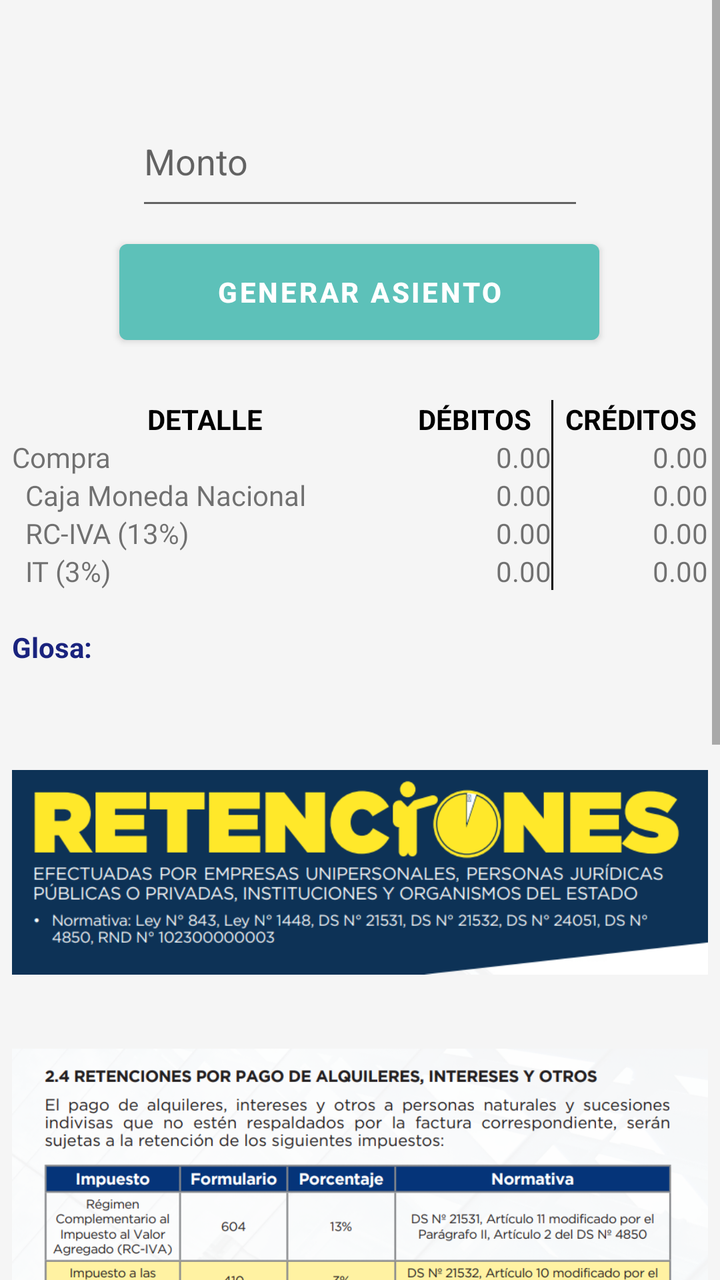
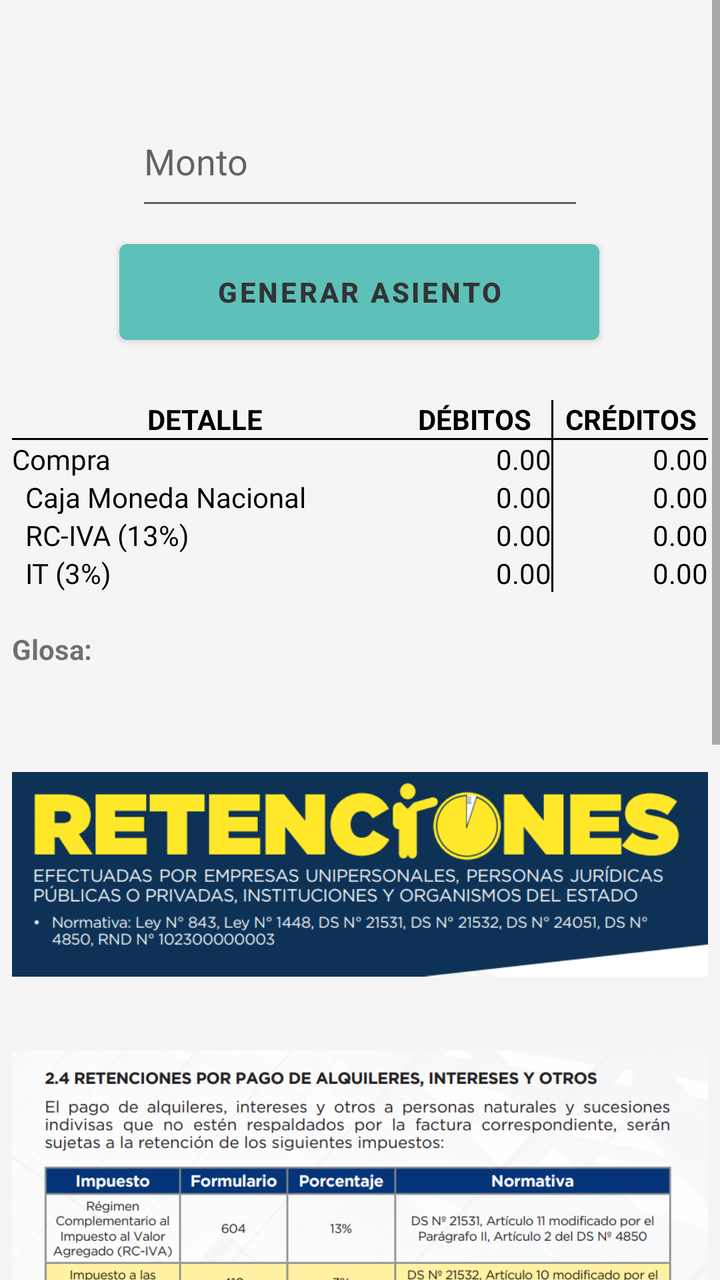

The first picture is an Android layout as it rendered before a commit; the second is the same layout after the commit. The layout source and the unified diff follow.
<!-- AndroidManifest.xml: application theme Theme.ContabilidadBasicaBolivia -->
<!-- res/layout/activity_retenciones_alquiler.xml -->
<?xml version="1.0" encoding="utf-8"?>
<ScrollView
    xmlns:android="http://schemas.android.com/apk/res/android"
    xmlns:app="http://schemas.android.com/apk/res-auto"
    xmlns:tools="http://schemas.android.com/tools"
    android:layout_width="match_parent"
    android:layout_height="match_parent"
    tools:context=".Retenciones_alquiler">

    <androidx.constraintlayout.widget.ConstraintLayout
        android:layout_width="match_parent"
        android:layout_height="wrap_content"
        android:background="#F5F5F5">


        <EditText
            android:id="@+id/editTextNumber"
            android:layout_width="224dp"
            android:layout_height="62dp"
            android:layout_marginTop="48dp"
            android:ems="10"
            android:hint="Monto"
            android:inputType="text"
            android:textColor="@color/black"
            app:layout_constraintEnd_toEndOf="parent"
            app:layout_constraintStart_toStartOf="parent"
            app:layout_constraintTop_toTopOf="parent" />

        <Button
            android:id="@+id/button"
            android:layout_width="240dp"
            android:layout_height="60dp"
            android:layout_marginTop="6dp"
            android:onClick="Generar"
            android:text="Generar Asiento"
            android:textStyle="bold"
            android:textColor="#ffffff"
            android:theme="@style/button1"
            app:layout_constraintEnd_toEndOf="parent"
            app:layout_constraintHorizontal_bias="0.497"
            app:layout_constraintStart_toStartOf="parent"
            app:layout_constraintTop_toBottomOf="@+id/editTextNumber" />

        <TableLayout
            android:layout_width="348dp"
            android:layout_height="900dp"
            android:layout_marginTop="24dp"
            app:layout_constraintBottom_toBottomOf="parent"
            app:layout_constraintEnd_toEndOf="parent"
            app:layout_constraintStart_toStartOf="parent"
            app:layout_constraintTop_toBottomOf="@+id/button"
            app:layout_constraintVertical_bias="0.0">

            <TableRow
                android:layout_width="match_parent"
                android:layout_height="wrap_content">

                <TextView
                    android:id="@+id/textView1"
                    android:layout_width="0dp"
                    android:layout_height="wrap_content"
                    android:layout_weight="2.5"
                    android:gravity="center"
                    android:textColor="#000000"
                    android:text="DETALLE"
                    android:textStyle="bold" />

                <TextView
                    android:id="@+id/textView2"
                    android:layout_width="0dp"
                    android:layout_height="wrap_content"
                    android:layout_weight="1"
                    android:gravity="center"
                    android:textColor="#000000"
                    android:text="DÉBITOS"
                    android:textStyle="bold" />


                <View
                    android:layout_width="1dp"
                    android:layout_height="match_parent"
                    android:background="#000000" />

                <TextView
                    android:id="@+id/textView3"
                    android:layout_width="0dp"
                    android:layout_height="wrap_content"
                    android:layout_weight="1"
                    android:gravity="center"
                    android:textColor="#000000"
                    android:text="CRÉDITOS"
                    android:textStyle="bold" />
            </TableRow>

            <TableRow
                android:layout_width="match_parent"
                android:layout_height="wrap_content">

                <TextView
                    android:id="@+id/textView4"
                    android:layout_width="0dp"
                    android:layout_height="wrap_content"
                    android:layout_weight="2.5"
                    android:fontFamily="@font/sriracha"
                    android:text="Compra" />

                <TextView
                    android:id="@+id/espacio_01"
                    android:layout_width="0dp"
                    android:layout_height="wrap_content"
                    android:layout_weight="1"
                    android:gravity="right"
                    android:text="0.00" />

                <View
                    android:layout_width="1dp"
                    android:layout_height="match_parent"
                    android:background="#000000" />

                <TextView
                    android:id="@+id/espacio_02"
                    android:layout_width="0dp"
                    android:layout_height="wrap_content"
                    android:layout_weight="1"
                    android:gravity="right"
                    android:text="0.00" />
            </TableRow>

            <TableRow
                android:layout_width="match_parent"
                android:layout_height="wrap_content">

                <TextView
                    android:id="@+id/textView41"
                    android:layout_width="0dp"
                    android:layout_height="wrap_content"
                    android:layout_weight="2.5"
                    android:fontFamily="@font/sriracha"
                    android:text="  Caja Moneda Nacional" />

                <TextView
                    android:id="@+id/espacio_03"
                    android:layout_width="0dp"
                    android:layout_height="wrap_content"
                    android:layout_weight="1"
                    android:gravity="right"
                    android:text="0.00" />

                <View
                    android:layout_width="1dp"
                    android:layout_height="match_parent"
                    android:background="#000000" />

                <TextView
                    android:id="@+id/espacio_04"
                    android:layout_width="0dp"
                    android:layout_height="wrap_content"
                    android:layout_weight="1"
                    android:gravity="right"
                    android:text="0.00" />
            </TableRow>

            <TableRow
                android:layout_width="match_parent"
                android:layout_height="wrap_content">

                <TextView
                    android:id="@+id/textView31"
                    android:layout_width="0dp"
                    android:layout_height="wrap_content"
                    android:layout_weight="2.5"
                    android:fontFamily="@font/sriracha"
                    android:text="  RC-IVA (13%)"/>

                <TextView
                    android:id="@+id/espacio_05"
                    android:layout_width="0dp"
                    android:layout_height="wrap_content"
                    android:layout_weight="1"
                    android:gravity="right"
                    android:text="0.00" />

                <View
                    android:layout_width="1dp"
                    android:layout_height="match_parent"
                    android:background="#000000" />

                <TextView
                    android:id="@+id/espacio_06"
                    android:layout_width="0dp"
                    android:layout_height="wrap_content"
                    android:layout_weight="1"
                    android:gravity="right"
                    android:text="0.00" />
            </TableRow>

            <TableRow
                android:layout_width="match_parent"
                android:layout_height="wrap_content">

                <TextView
                    android:id="@+id/textView32"
                    android:layout_width="0dp"
                    android:layout_height="wrap_content"
                    android:layout_weight="2.5"
                    android:fontFamily="@font/sriracha"
                    android:text="  IT (3%)" />

                <TextView
                    android:id="@+id/espacio_07"
                    android:layout_width="0dp"
                    android:layout_height="wrap_content"
                    android:layout_weight="1"
                    android:gravity="right"
                    android:text="0.00" />

                <View
                    android:layout_width="1dp"
                    android:layout_height="match_parent"
                    android:background="#000000" />

                <TextView
                    android:id="@+id/espacio_08"
                    android:layout_width="0dp"
                    android:layout_height="wrap_content"
                    android:layout_weight="1"
                    android:gravity="right"
                    android:text="0.00" />
            </TableRow>



            <TableRow
                android:layout_width="match_parent"
                android:layout_height="wrap_content">

                <TextView
                    android:id="@+id/glosanull"
                    android:layout_width="0dp"
                    android:layout_height="wrap_content"
                    android:layout_weight="2.5"
                    android:textStyle="bold" />
            </TableRow>

            <TableRow
                android:id="@+id/tableRow"
                android:layout_width="match_parent"
                android:layout_height="wrap_content">

                <TextView
                    android:id="@+id/glosa_01"
                    android:layout_width="0dp"
                    android:layout_height="wrap_content"
                    android:layout_weight="2.5"
                    android:text="Glosa:"
                    android:textColor="#1A237E"
                    android:textStyle="bold" />
            </TableRow>

            <TableRow
                android:layout_width="match_parent"
                android:layout_height="wrap_content">

                <TextView
                    android:id="@+id/glosanull2"
                    android:layout_width="0dp"
                    android:layout_height="wrap_content"
                    android:layout_weight="2.5"
                    android:textStyle="bold" />
            </TableRow>

            <TableRow
                android:layout_width="match_parent"
                android:layout_height="wrap_content">

                <TextView
                    android:id="@+id/informacion"
                    android:layout_width="0dp"
                    android:layout_height="wrap_content"
                    android:layout_weight="2.5"
                    android:textColor="#402945"
                    android:textStyle="bold" />
            </TableRow>


            <ImageView
                android:layout_width="wrap_content"
                android:layout_height="130dp"
                android:layout_gravity="center_horizontal"
                android:scaleType="centerInside"
                android:src="@drawable/retencion1" />

            <ImageView
                android:layout_width="wrap_content"
                android:layout_height="186dp"
                android:layout_gravity="center_horizontal"
                android:scaleType="centerInside"
                android:src="@drawable/retenciones4" />

            <TableRow
                android:layout_width="match_parent"
                android:layout_height="wrap_content">

                <TextView
                    android:id="@+id/notanull"
                    android:layout_width="0dp"
                    android:layout_height="wrap_content"
                    android:layout_weight="2.5"
                    android:textStyle="bold" />
            </TableRow>

            <TableRow
                android:layout_width="match_parent"
                android:layout_height="wrap_content">

                <TextView
                    android:id="@+id/nota1"
                    android:layout_width="0dp"
                    android:layout_height="wrap_content"
                    android:layout_weight="2.5"
                    android:textColor="#402945"
                    android:textStyle="bold" />
            </TableRow>

            <TableRow
                android:layout_width="match_parent"
                android:layout_height="wrap_content">

                <TextView
                    android:id="@+id/notanull1"
                    android:layout_width="0dp"
                    android:layout_height="wrap_content"
                    android:layout_weight="2.5"
                    android:textColor="#402945"
                    android:textStyle="bold" />
            </TableRow>

            <TableRow
                android:layout_width="match_parent"
                android:layout_height="wrap_content">

                <TextView
                    android:id="@+id/nota2"
                    android:layout_width="0dp"
                    android:layout_height="wrap_content"
                    android:layout_weight="2.5"
                    android:textColor="#402945"
                    android:textStyle="bold" />
            </TableRow>

            <TableRow
                android:layout_width="match_parent"
                android:layout_height="wrap_content">

                <TextView
                    android:id="@+id/nota3"
                    android:layout_width="0dp"
                    android:layout_height="wrap_content"
                    android:layout_weight="2.5"
                    android:textColor="#402945"
                    android:textStyle="bold" />
            </TableRow>
        </TableLayout>
    </androidx.constraintlayout.widget.ConstraintLayout>
</ScrollView>
<!-- resources referenced by this layout -->
<resources>
  <color name="black">#FF000000</color>
  <!-- drawable retencion1: png bitmap (drawable, 50292 bytes) -->
  <!-- drawable retenciones4: png bitmap (drawable, 251917 bytes) -->
  <style name="button1" parent="Theme.AppCompat.Light.NoActionBar">
          <item name="colorPrimary">@color/red</item>
          <item name="colorPrimaryVariant">@color/lightGray</item>
          <item name="android:textColorPrimary">@color/navy</item>
          <item name="android:statusBarColor">@color/darkGreen</item>
      </style>
  <style name="Theme.ContabilidadBasicaBolivia" parent="Base.Theme.ContabilidadBasicaBolivia" />
  <color name="red">#5DC1B9</color>
  <color name="lightGray">#D3D3D3</color>
  <color name="navy">#000080</color>
  <color name="darkGreen">#006400</color>
  <style name="Base.Theme.ContabilidadBasicaBolivia" parent="Theme.MaterialComponents.DayNight.NoActionBar">
          
          
          <item name="colorPrimary">@color/white</item>
          <item name="colorPrimaryVariant">@color/black</item>
          <item name="android:textColorPrimary">@color/white</item>
          <item name="android:statusBarColor">@color/red</item>
  
      </style>
  <color name="white">#FFFFFFFF</color>
</resources>

<!-- the commit's change to res/layout/activity_retenciones_alquiler.xml (unified diff, before → after) -->
@@ -34,7 +34,7 @@
             android:onClick="Generar"
             android:text="Generar Asiento"
             android:textStyle="bold"
-            android:textColor="#ffffff"
+            android:textColor="#333333"
             android:theme="@style/button1"
             app:layout_constraintEnd_toEndOf="parent"
             app:layout_constraintHorizontal_bias="0.497"
@@ -91,6 +91,10 @@
                     android:text="CRÉDITOS"
                     android:textStyle="bold" />
             </TableRow>
+            <View
+                android:layout_width="match_parent"
+                android:layout_height="1dp"
+                android:background="#000000" />
 
             <TableRow
                 android:layout_width="match_parent"
@@ -102,6 +106,7 @@
                     android:layout_height="wrap_content"
                     android:layout_weight="2.5"
                     android:fontFamily="@font/sriracha"
+                    android:textColor="@color/black"
                     android:text="Compra" />
 
                 <TextView
@@ -110,6 +115,7 @@
                     android:layout_height="wrap_content"
                     android:layout_weight="1"
                     android:gravity="right"
+                    android:textColor="@color/black"
                     android:text="0.00" />
 
                 <View
@@ -123,6 +129,7 @@
                     android:layout_height="wrap_content"
                     android:layout_weight="1"
                     android:gravity="right"
+                    android:textColor="@color/black"
                     android:text="0.00" />
             </TableRow>
 
@@ -136,6 +143,7 @@
                     android:layout_height="wrap_content"
                     android:layout_weight="2.5"
                     android:fontFamily="@font/sriracha"
+                    android:textColor="@color/black"
                     android:text="  Caja Moneda Nacional" />
 
                 <TextView
@@ -144,6 +152,7 @@
                     android:layout_height="wrap_content"
                     android:layout_weight="1"
                     android:gravity="right"
+                    android:textColor="@color/black"
                     android:text="0.00" />
 
                 <View
@@ -157,6 +166,7 @@
                     android:layout_height="wrap_content"
                     android:layout_weight="1"
                     android:gravity="right"
+                    android:textColor="@color/black"
                     android:text="0.00" />
             </TableRow>
 
@@ -170,6 +180,7 @@
                     android:layout_height="wrap_content"
                     android:layout_weight="2.5"
                     android:fontFamily="@font/sriracha"
+                    android:textColor="@color/black"
                     android:text="  RC-IVA (13%)"/>
 
                 <TextView
@@ -178,6 +189,7 @@
                     android:layout_height="wrap_content"
                     android:layout_weight="1"
                     android:gravity="right"
+                    android:textColor="@color/black"
                     android:text="0.00" />
 
                 <View
@@ -191,6 +203,7 @@
                     android:layout_height="wrap_content"
                     android:layout_weight="1"
                     android:gravity="right"
+                    android:textColor="@color/black"
                     android:text="0.00" />
             </TableRow>
 
@@ -204,6 +217,7 @@
                     android:layout_height="wrap_content"
                     android:layout_weight="2.5"
                     android:fontFamily="@font/sriracha"
+                    android:textColor="@color/black"
                     android:text="  IT (3%)" />
 
                 <TextView
@@ -212,6 +226,7 @@
                     android:layout_height="wrap_content"
                     android:layout_weight="1"
                     android:gravity="right"
+                    android:textColor="@color/black"
                     android:text="0.00" />
 
                 <View
@@ -225,6 +240,7 @@
                     android:layout_height="wrap_content"
                     android:layout_weight="1"
                     android:gravity="right"
+                    android:textColor="@color/black"
                     android:text="0.00" />
             </TableRow>
 
@@ -253,7 +269,6 @@
                     android:layout_height="wrap_content"
                     android:layout_weight="2.5"
                     android:text="Glosa:"
-                    android:textColor="#1A237E"
                     android:textStyle="bold" />
             </TableRow>
 
